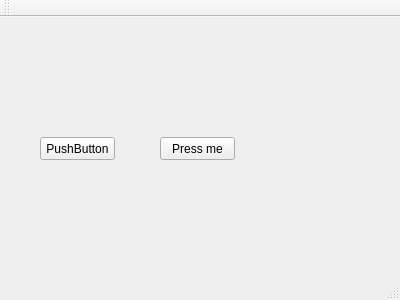
Qt form LinuxProject1/LinuxProject1/MainWindow.ui (simoher/SemesterProjekt3IHA) before a commit.
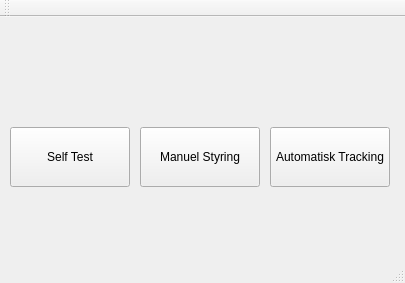
The same form after that commit.

Diff of the .ui file:
```diff
--- a/LinuxProject1/LinuxProject1/MainWindow.ui
+++ b/LinuxProject1/LinuxProject1/MainWindow.ui
@@ -6,8 +6,8 @@
    <rect>
     <x>0</x>
     <y>0</y>
-    <width>400</width>
-    <height>300</height>
+    <width>405</width>
+    <height>283</height>
    </rect>
   </property>
   <property name="windowTitle">
@@ -17,27 +17,40 @@
    <widget class="QPushButton" name="pushButton">
     <property name="geometry">
      <rect>
-      <x>160</x>
-      <y>120</y>
-      <width>75</width>
-      <height>23</height>
+      <x>270</x>
+      <y>110</y>
+      <width>120</width>
+      <height>60</height>
      </rect>
     </property>
     <property name="text">
-     <string>Press me</string>
+     <string>Automatisk Tracking</string>
     </property>
    </widget>
    <widget class="QPushButton" name="pushButton_2">
     <property name="geometry">
      <rect>
-      <x>40</x>
-      <y>120</y>
-      <width>75</width>
-      <height>23</height>
+      <x>10</x>
+      <y>110</y>
+      <width>120</width>
+      <height>60</height>
      </rect>
     </property>
     <property name="text">
-     <string>PushButton</string>
+     <string>Self Test</string>
+    </property>
+   </widget>
+   <widget class="QPushButton" name="pushButton_ManuelStyring">
+    <property name="geometry">
+     <rect>
+      <x>140</x>
+      <y>110</y>
+      <width>120</width>
+      <height>60</height>
+     </rect>
+    </property>
+    <property name="text">
+     <string>Manuel Styring</string>
     </property>
    </widget>
   </widget>
```
Left out of the diff: 50 changed lines with no effect on the pictures.
